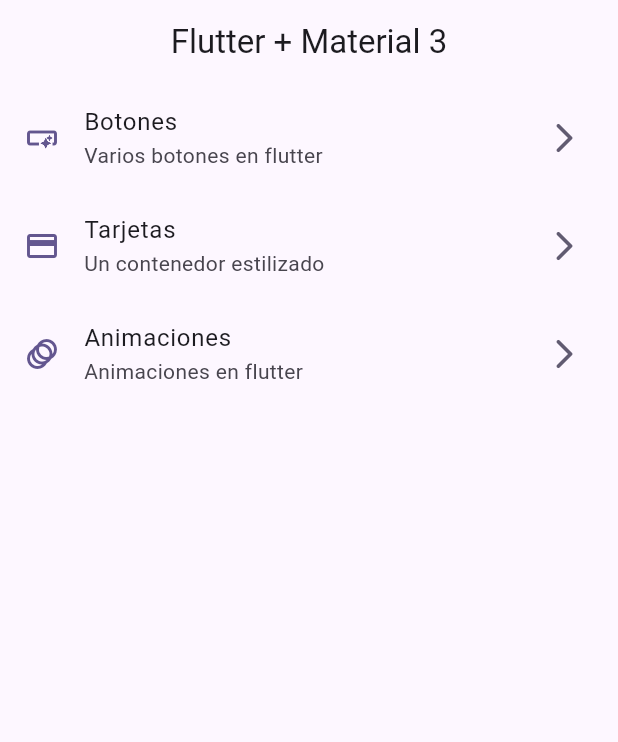
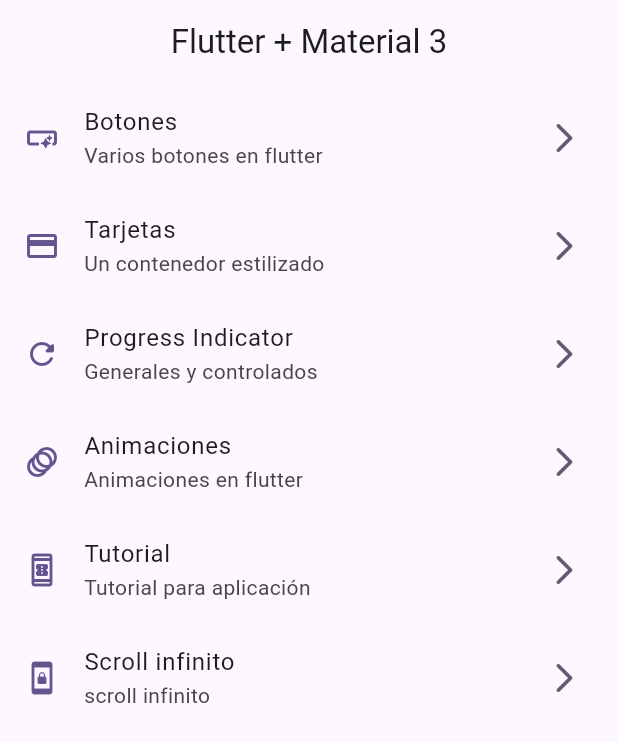
Before and after one commit to jbetancurmejia/flutter_widgets, a Flutter app: the screen it shows after launch, on a phone screen of 412 x 824 dp. Shown: the top 742 px of the screen. Run offline on Flutter 3.47's test engine with Material 3 defaults, Android fonts, the phone set to English and light mode, and no system bars; our stand-ins replace go_router.

Commit message:
Progress indicator finalizado

```diff
--- a/lib/config/menu/menu_items.dart
+++ b/lib/config/menu/menu_items.dart
@@ -24,9 +24,24 @@ const appMenuItems = <MenuItem>[
       subTitle: 'Un contenedor estilizado',
       link: '/cards',
       icon: Icons.credit_card),
-        MenuItem(
+  MenuItem(
+      title: 'Progress Indicator',
+      subTitle: 'Generales y controlados',
+      link: '/progress',
+      icon: Icons.refresh_rounded),
+  MenuItem(
       title: 'Animaciones',
       subTitle: 'Animaciones en flutter',
       link: '/animated',
-      icon: Icons.animation_outlined)
+      icon: Icons.animation_outlined),
+  MenuItem(
+      title: 'Tutorial',
+      subTitle: 'Tutorial para aplicación',
+      link: '/animated',
+      icon: Icons.book_online_outlined),
+  MenuItem(
+      title: 'Scroll infinito',
+      subTitle: 'scroll infinito',
+      link: '/animated',
+      icon: Icons.screen_lock_portrait_outlined)
 ];
--- a/lib/config/router/app_router.dart
+++ b/lib/config/router/app_router.dart
@@ -24,5 +24,10 @@ final appRouter = GoRouter(
       name: AnimatedScreen.name,
       builder: (context, state) => const AnimatedScreen(),
     ),
+    GoRoute(
+      path: '/progress',
+      name: ProgressScreen.name,
+      builder: (context, state) => const ProgressScreen(),
+    ),
   ],
 );
--- a/lib/presentation/screens/home/home_screen.dart
+++ b/lib/presentation/screens/home/home_screen.dart
@@ -1,7 +1,7 @@
 import 'package:flutter/material.dart';
 import 'package:go_router/go_router.dart';
 import 'package:widgets_app/config/menu/menu_items.dart';
-import 'package:widgets_app/presentation/screens/cards/cards_screen.dart';
+
 
 class HomeScreen extends StatelessWidget {
   static const String name = 'home_screen';
```
Also changed, not shown: lib/presentation/screens/progress/progress_screen.dart (+62 -2 lines).
